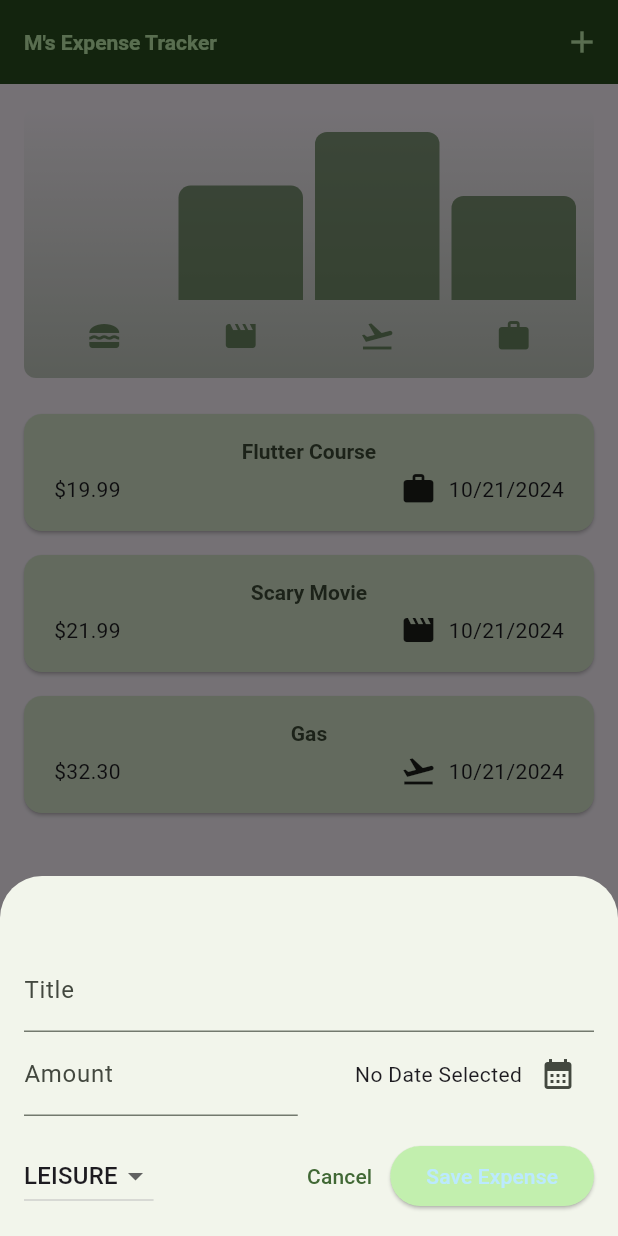
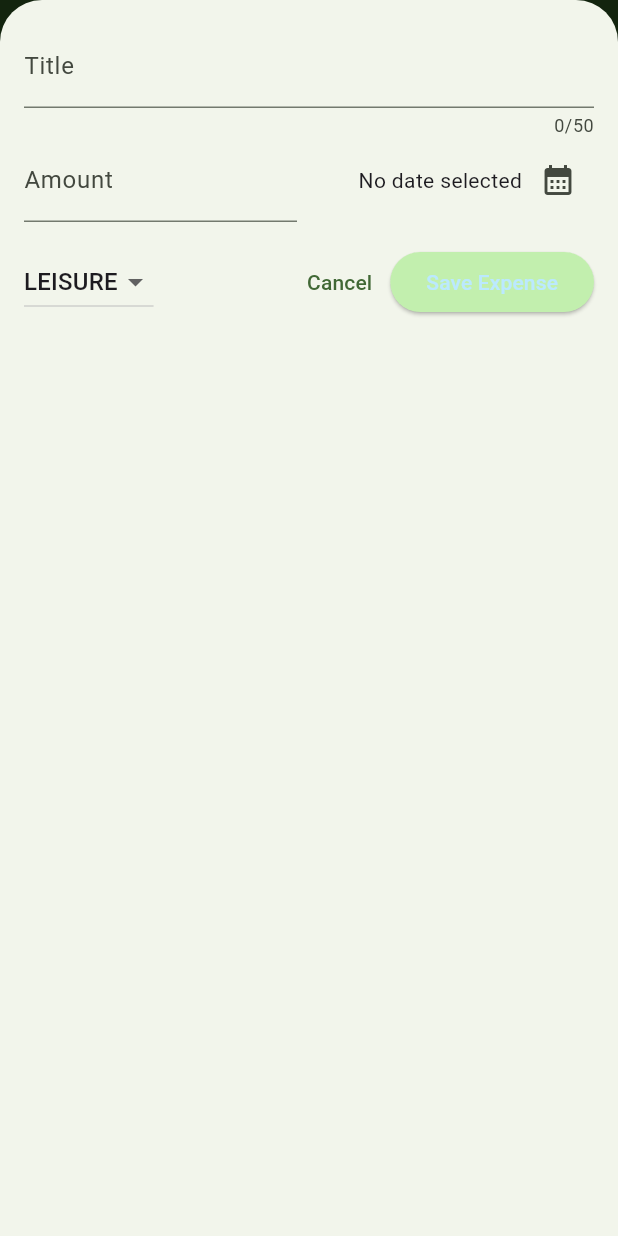
Before and after one commit to verdetea22/expense-tracker, a Flutter app: the screen it shows after launch, after a tap on the "add" icon, on a phone screen of 412 x 824 dp. Run offline on Flutter 3.47's test engine with Material 3 defaults, Android fonts, the phone set to English and light mode, and no system bars; missing offline and left inert: dart:ffi.

Commit message:
layoutbuilder

```diff
--- a/lib/widgets/expenses.dart
+++ b/lib/widgets/expenses.dart
@@ -41,6 +41,7 @@ class _ExpensesState extends State<Expenses>{
 //user interactable forum
   void _openAddExpenseOverlay() {
     showModalBottomSheet(
+      useSafeArea: true,
       isScrollControlled: true, //ensures keyboard doesnt block fields
       context: context,
       builder: (ctx) => NewExpense(onAddExpense: _addExpense),
--- a/lib/widgets/new_expense.dart
+++ b/lib/widgets/new_expense.dart
@@ -2,18 +2,18 @@ import 'package:flutter/material.dart';
 
 import 'package:expense_tracker/models/expense.dart';
 
-class NewExpense extends StatefulWidget{
-  const NewExpense ({super.key, required this.onAddExpense});
+class NewExpense extends StatefulWidget {
+  const NewExpense({super.key, required this.onAddExpense});
 
   final void Function(Expense expense) onAddExpense;
 
   @override
-  State<NewExpense> createState(){
+  State<NewExpense> createState() {
     return _NewExpenseState();
   }
 }
 
-class _NewExpenseState extends State<NewExpense>{
+class _NewExpenseState extends State<NewExpense> {
   final _titleController = TextEditingController();
   final _amountController = TextEditingController();
   DateTime? _selectedDate;
@@ -34,7 +34,8 @@ class _NewExpenseState extends State<NewExpense>{
   }
 
   void _submitExpenseData() {
-   final enteredAmount = double.tryParse(_amountController.text);
+    final enteredAmount = double.tryParse(_amountController
+        .text); // tryParse('Hello') => null, tryParse('1.12') => 1.12
     final amountIsInvalid = enteredAmount == null || enteredAmount <= 0;
     if (_titleController.text.trim().isEmpty ||
         amountIsInvalid ||
@@ -43,7 +44,8 @@ class _NewExpenseState extends State<NewExpense>{
         context: context,
         builder: (ctx) => AlertDialog(
           title: const Text('Invalid input'),
-        content: const Text('Please ensure a valid title, amount, date and category were selected'),
+          content: const Text(
+              'Please make sure a valid title, amount, date and category was entered.'),
           actions: [
             TextButton(
               onPressed: () {
@@ -62,7 +64,7 @@ class _NewExpenseState extends State<NewExpense>{
         title: _titleController.text,
         amount: enteredAmount,
         date: _selectedDate!,
-        category: _selectedCategory
+        category: _selectedCategory,
       ),
     );
     Navigator.pop(context);
@@ -76,19 +78,97 @@ class _NewExpenseState extends State<NewExpense>{
   }
 
   @override
-  Widget build(BuildContext context){
+  Widget build(BuildContext context) {
     final keyboardSpace = MediaQuery.of(context).viewInsets.bottom;
-    return SingleChildScrollView(
-      padding: EdgeInsets.fromLTRB(16,48,16, keyboardSpace + 16),
+    return LayoutBuilder(builder: (ctx, constraints) {
+      final width = constraints.maxWidth;
+
+      return SizedBox(
+        height: double.infinity,
+        child: SingleChildScrollView(
+          child: Padding(
+            padding: EdgeInsets.fromLTRB(16, 16, 16, keyboardSpace + 16),
             child: Column(
               children: [
+                if (width >= 600)
+                  Row(
+                    crossAxisAlignment: CrossAxisAlignment.start,
+                    children: [
+                      Expanded(
+                        child: TextField(
+                          controller: _titleController,
+                          maxLength: 50,
+                          decoration: const InputDecoration(
+                            label: Text('Title'),
+                          ),
+                        ),
+                      ),
+                      const SizedBox(width: 24),
+                      Expanded(
+                        child: TextField(
+                          controller: _amountController,
+                          keyboardType: TextInputType.number,
+                          decoration: const InputDecoration(
+                            prefixText: '\$ ',
+                            label: Text('Amount'),
+                          ),
+                        ),
+                      ),
+                    ],
+                  )
+                else
                   TextField(
                     controller: _titleController,
-            keyboardType: TextInputType.number,
+                    maxLength: 50,
                     decoration: const InputDecoration(
-              label: Text('Title')
+                      label: Text('Title'),
                     ),
                   ),
+                if (width >= 600)
+                  Row(children: [
+                    DropdownButton(
+                      value: _selectedCategory,
+                      items: Category.values
+                          .map(
+                            (category) => DropdownMenuItem(
+                              value: category,
+                              child: Text(
+                                category.name.toUpperCase(),
+                              ),
+                            ),
+                          )
+                          .toList(),
+                      onChanged: (value) {
+                        if (value == null) {
+                          return;
+                        }
+                        setState(() {
+                          _selectedCategory = value;
+                        });
+                      },
+                    ),
+                    const SizedBox(width: 24),
+                    Expanded(
+                      child: Row(
+                        mainAxisAlignment: MainAxisAlignment.end,
+                        crossAxisAlignment: CrossAxisAlignment.center,
+                        children: [
+                          Text(
+                            _selectedDate == null
+                                ? 'No date selected'
+                                : formatter.format(_selectedDate!),
+                          ),
+                          IconButton(
+                            onPressed: _presentDatePicker,
+                            icon: const Icon(
+                              Icons.calendar_month,
+                            ),
+                          ),
+                        ],
+                      ),
+                    ),
+                  ])
+                else
                   Row(
                     children: [
                       Expanded(
@@ -97,43 +177,64 @@ class _NewExpenseState extends State<NewExpense>{
                           keyboardType: TextInputType.number,
                           decoration: const InputDecoration(
                             prefixText: '\$ ',
-                    label: Text('Amount')
+                            label: Text('Amount'),
                           ),
                         ),
                       ),
-              const SizedBox(width: 15),
+                      const SizedBox(width: 16),
                       Expanded(
                         child: Row(
                           mainAxisAlignment: MainAxisAlignment.end,
                           crossAxisAlignment: CrossAxisAlignment.center,
                           children: [
-                    Text(_selectedDate == null ? 'No Date Selected' : formatter.format(_selectedDate!),), //! means val should  never be null
+                            Text(
+                              _selectedDate == null
+                                  ? 'No date selected'
+                                  : formatter.format(_selectedDate!),
+                            ),
                             IconButton(
                               onPressed: _presentDatePicker,
                               icon: const Icon(
                                 Icons.calendar_month,
                               ),
-                    )
+                            ),
                           ],
                         ),
-              )
+                      ),
                     ],
                   ),
                 const SizedBox(height: 16),
+                if (width >= 600)
+                  Row(children: [
+                    const Spacer(),
+                    TextButton(
+                      onPressed: () {
+                        Navigator.pop(context);
+                      },
+                      child: const Text('Cancel'),
+                    ),
+                    ElevatedButton(
+                      onPressed: _submitExpenseData,
+                      child: const Text('Save Expense'),
+                    ),
+                  ])
+                else
                   Row(
                     children: [
                       DropdownButton(
                         value: _selectedCategory,
-                items: Category.values.map(
-                  (category)=>DropdownMenuItem(
+                        items: Category.values
+                            .map(
+                              (category) => DropdownMenuItem(
                                 value: category,
                                 child: Text(
                                   category.name.toUpperCase(),
                                 ),
                               ),
-                ).toList(),
-                onChanged: (value){
-                    if (value == null){
+                            )
+                            .toList(),
+                        onChanged: (value) {
+                          if (value == null) {
                             return;
                           }
                           setState(() {
@@ -150,12 +251,15 @@ class _NewExpenseState extends State<NewExpense>{
                       ),
                       ElevatedButton(
                         onPressed: _submitExpenseData,
-                child: const Text('Save Expense')
+                        child: const Text('Save Expense'),
                       ),
                     ],
-          )
+                  ),
               ],
             ),
+          ),
+        ),
       );
+    });
   }
 }
```
Lines whose indentation alone changed are shown as unchanged.
